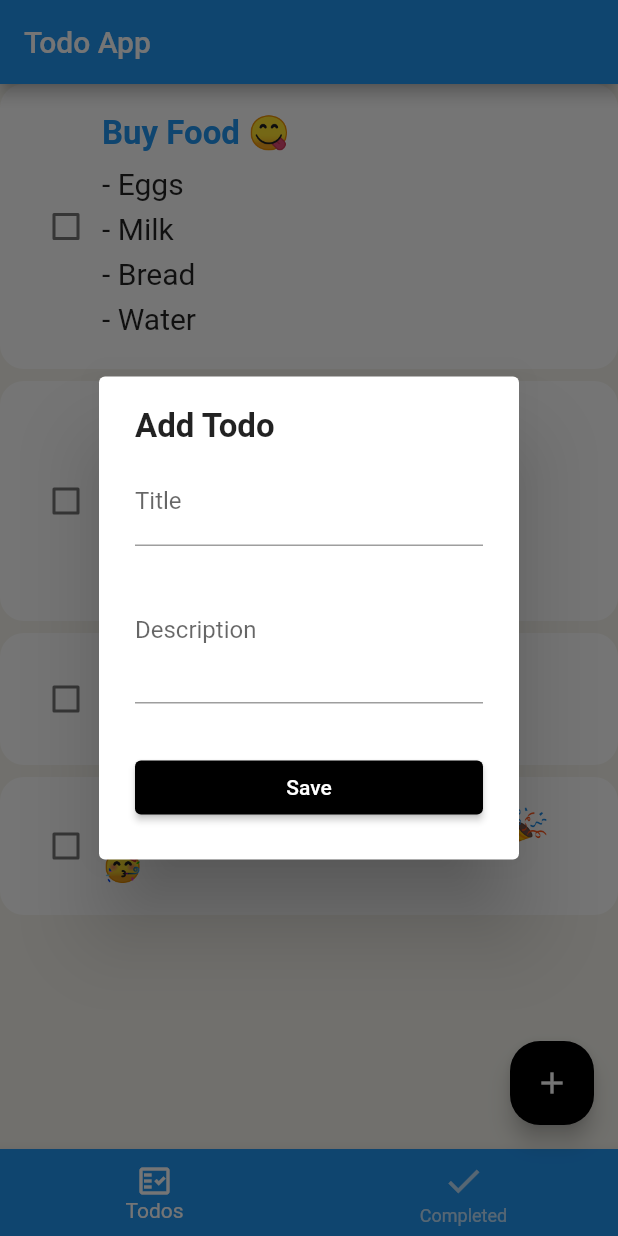
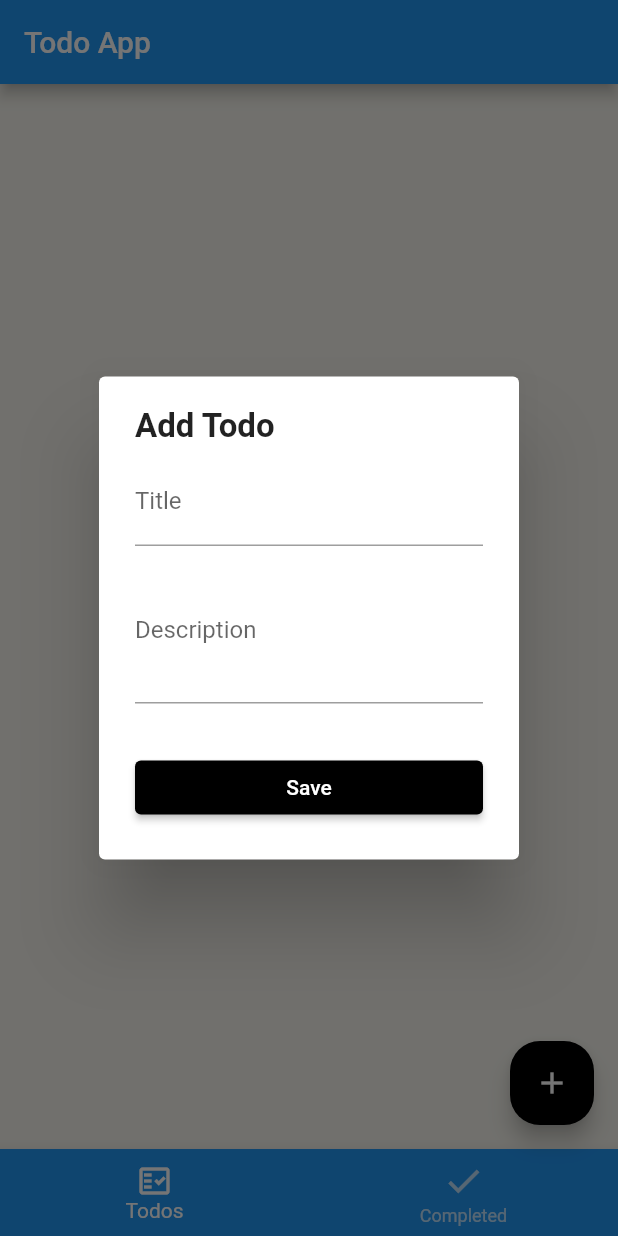
Before and after one commit to maoja37/todo_app, a Flutter app: the screen it shows after launch, after a tap on the "add" icon, on a phone screen of 412 x 824 dp. Run offline on Flutter 3.47's test engine with Material 2 defaults, Android fonts, the phone set to English and light mode, and no system bars; drawn by our look-alikes of flutter_slidable; our stand-ins replace cloud_firestore, firebase_core; accounts and stored records are empty.

Commit message:
new stuff

```diff
--- a/lib/api/firebase_api.dart
+++ b/lib/api/firebase_api.dart
@@ -3,7 +3,7 @@ import 'package:todo_app/model/todo.dart';
 
   class FirebaseApi{
 
-    Future<String> createTodo(Todo todo) async {
+    static Future<String> createTodo(Todo todo) async {
       final docTodo = FirebaseFirestore.instance.collection('todo').doc();
 
       todo.id = docTodo.id;
--- a/lib/main.dart
+++ b/lib/main.dart
@@ -2,8 +2,12 @@ import 'package:flutter/material.dart';
 import 'package:provider/provider.dart';
 import 'package:todo_app/pages/home_page.dart';
 import 'package:todo_app/provider/todos.dart';
+import 'package:firebase_core/firebase_core.dart';
+import 'package:cloud_firestore/cloud_firestore.dart';
 
-void main() {
+Future<void> main() async{
+  WidgetsFlutterBinding.ensureInitialized();
+  await Firebase.initializeApp();
   runApp( MyApp());
 }
 
--- a/lib/model/todo.dart
+++ b/lib/model/todo.dart
@@ -1,3 +1,5 @@
+import 'package:todo_app/utils.dart';
+
 class TodoField {
   static const createdTime = 'createdtime';
 }
@@ -16,4 +18,21 @@ class Todo {
     this.id = '',
     this.isDone = false,
   });
+
+  static Todo fromJson(Map<String, dynamic> json) => Todo(
+        createdTime: Utils.toDateTime(json['createdTime']),
+        title: json['title'],
+        description: json['description'],
+        id: json['id'],
+        isDone: json['isDone'],
+
+      );
+
+  Map<String, dynamic> toJson() => {
+        'created': Utils.fromDateTimetoJson(createdTime),
+        'title': title,
+        'description': description,
+        'id': id,
+        'isDone': isDone,
+      };
 }
--- a/lib/provider/todos.dart
+++ b/lib/provider/todos.dart
@@ -1,42 +1,18 @@
 // ignore_for_file: prefer_final_fields
 
 import 'package:flutter/cupertino.dart';
+import 'package:todo_app/api/firebase_api.dart';
 import 'package:todo_app/model/todo.dart';
 
 class TodosProvider extends ChangeNotifier {
   List<Todo> _todos = [
-    Todo(
-      createdTime: DateTime.now(),
-      title: 'Buy Food 😋',
-      description: '''- Eggs
-- Milk
-- Bread
-- Water''',
-    ),
-    Todo(
-      createdTime: DateTime.now(),
-      title: 'Plan family trip to Norway',
-      description: '''- Rent some hotels
-- Rent a car
-- Pack suitcase''',
-    ),
-    Todo(
-      createdTime: DateTime.now(),
-      title: 'Walk the Dog 🐕',
-    ),
-    Todo(
-      createdTime: DateTime.now(),
-      title: 'Plan Jacobs birthday party 🎉🥳',
-    ),
+
   ];
 
   List<Todo> get todos => _todos.where((todo) => todo.isDone == false).toList();
   List<Todo> get completedTodos => _todos.where((todo) => todo.isDone == true).toList();
 
-  void addTodo(Todo todo) {
-    _todos.add(todo);
-    notifyListeners();
-  }
+  void addTodo(Todo todo) => FirebaseApi.createTodo(todo);
 
   void removeTodo(Todo todo) {
     _todos.remove(todo);
--- a/lib/utils.dart
+++ b/lib/utils.dart
@@ -1,5 +1,6 @@
 // ignore_for_file: prefer_const_constructors
 
+import 'package:cloud_firestore/cloud_firestore.dart';
 import 'package:flutter/cupertino.dart';
 import 'package:flutter/material.dart';
 
@@ -12,4 +13,15 @@ class Utils {
             content: Text(text),
           ),
         );
+        static DateTime toDateTime(Timestamp value){
+
+
+          return value.toDate();
+        }
+
+        static dynamic fromDateTimetoJson(DateTime date){
+          if(date == null) return null;
+
+          return date.toUtc();
+        }
 }
```
Also changed, not shown: 1 other file.
